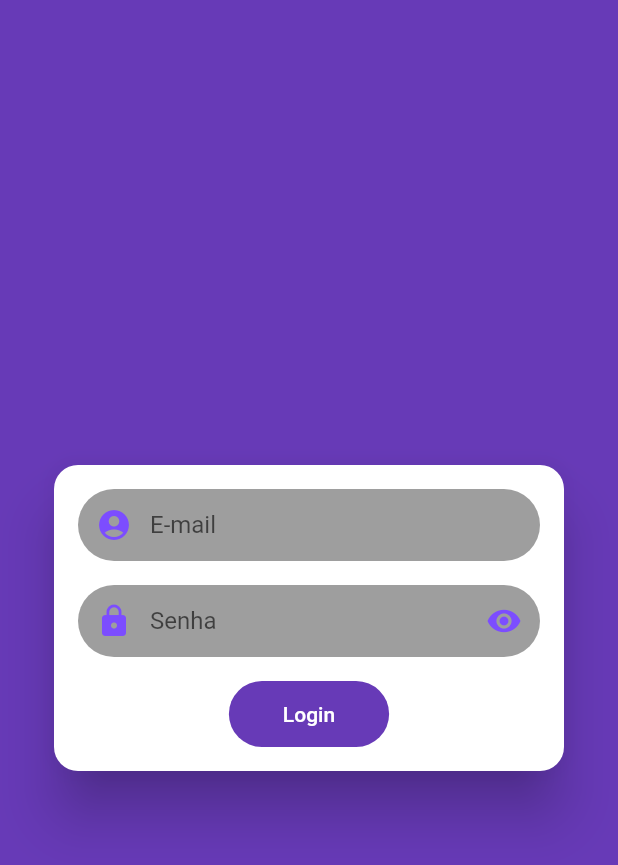
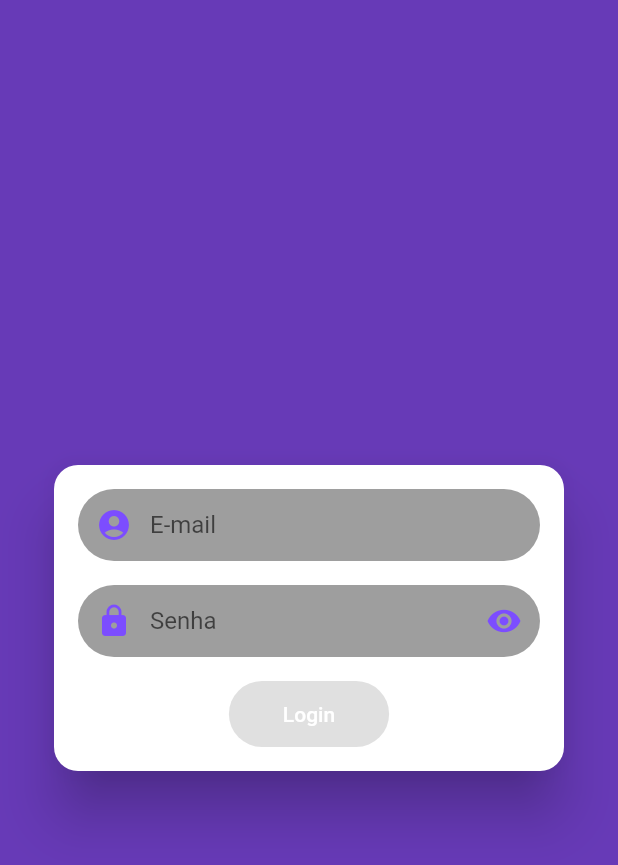
Before and after one commit to phesgot/mobx, a Flutter app: the screen it shows after launch, on a phone screen of 412 x 824 dp. Shown: the top 865 px of the screen. Run offline on Flutter 3.47's test engine with Material 2 defaults, Android fonts, the phone set to English and light mode, and no system bars; our stand-ins replace flutter_mobx, mobx; generated files the repository leaves out were written again.

Commit message:
1
Gerenciamento do estado do botão de login

```diff
--- a/lib/screens/login_screen.dart
+++ b/lib/screens/login_screen.dart
@@ -1,6 +1,7 @@
 import 'package:flutter/material.dart';
 import 'package:lista_de_tarefas_2/stores/login_store.dart';
 import 'package:lista_de_tarefas_2/widgets/custom_text_field.dart';
+import 'package:flutter_mobx/flutter_mobx.dart';
 
 import '../widgets/custom_icon_button.dart';
 import 'list_screen.dart';
@@ -59,7 +60,9 @@ class _LoginScreenState extends State<LoginScreen> {
                   const SizedBox(
                     height: 16,
                   ),
-                  SizedBox(
+                  Observer(
+                    builder: (_) {
+                      return SizedBox(
                         height: 44,
                         child: ElevatedButton(
                           onPressed: loginStore.isFormValid ? () {
@@ -73,12 +76,12 @@ class _LoginScreenState extends State<LoginScreen> {
                                 borderRadius: BorderRadius.circular(25.0),
                               ),
                             ),
-                        backgroundColor: MaterialStateProperty.all(
-                          Theme.of(context).primaryColor,
-                        ),
-                        foregroundColor: MaterialStateProperty.all(
-                          Theme.of(context).primaryColor.withAlpha(100),
-                        ),
+                            // backgroundColor: MaterialStateProperty.all(
+                            //   Theme.of(context).primaryColor,
+                            // ),
+                            // foregroundColor: MaterialStateProperty.all(
+                            //   Theme.of(context).primaryColor.withAlpha(100),
+                            // ),
                           ),
                           child: Container(
                             margin: const EdgeInsets.only(left: 20, right: 20),
@@ -90,6 +93,8 @@ class _LoginScreenState extends State<LoginScreen> {
                             ),
                           ),
                         ),
+                      );
+                    }
                   ),
                 ],
               ),
```
Lines whose indentation alone changed are shown as unchanged.
